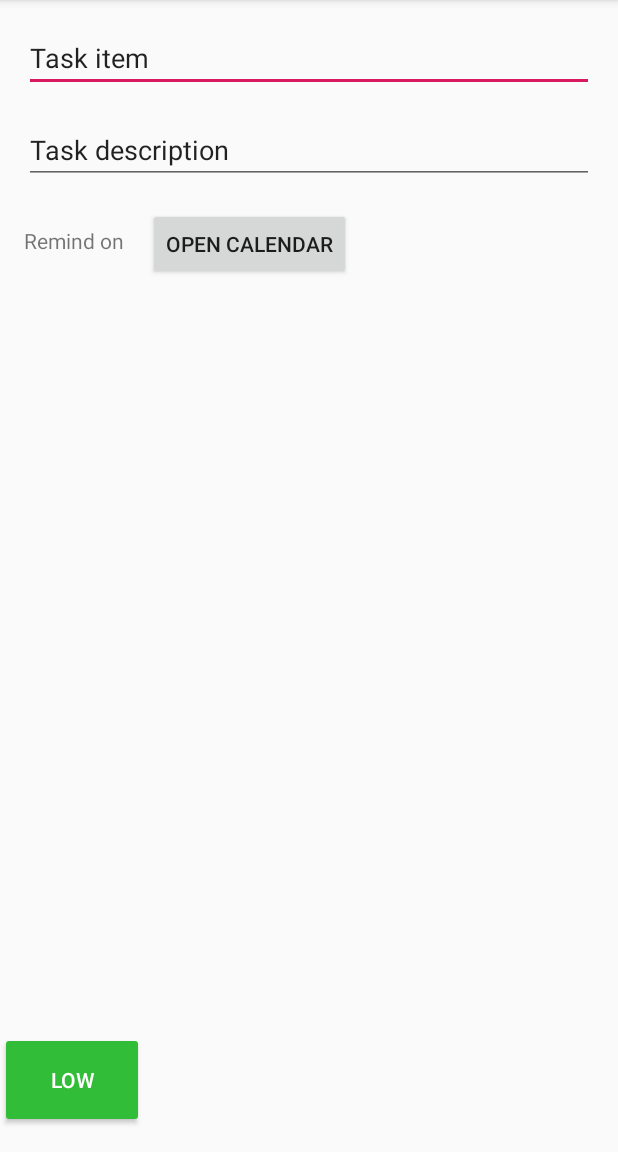
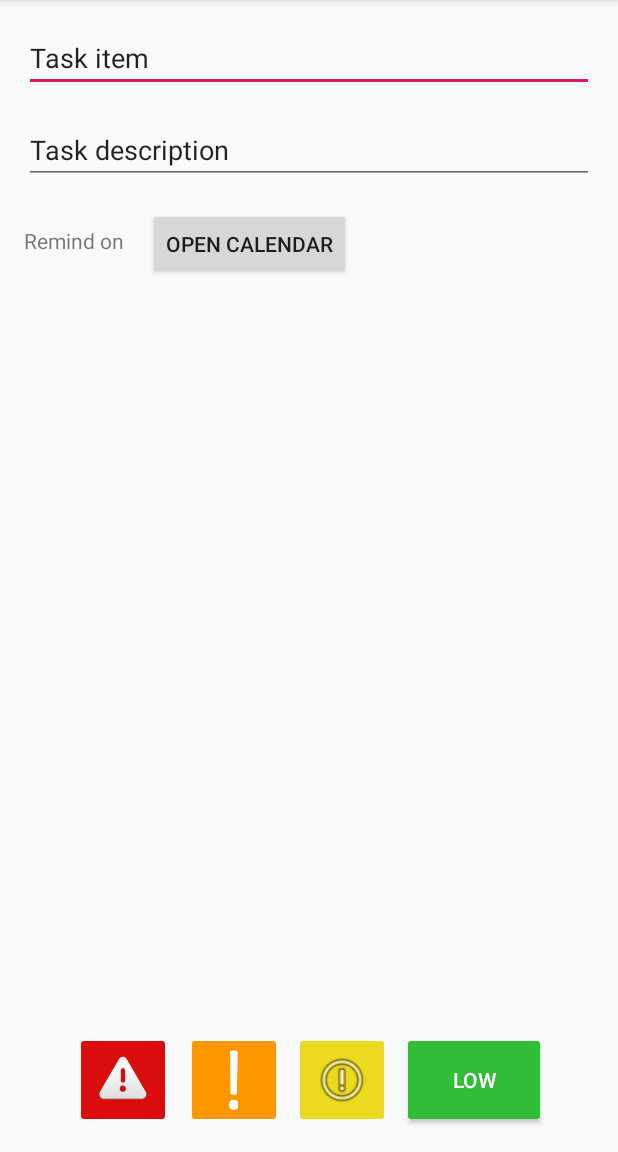
Before and after one commit to berkayersever/mobile-computing, an Android app: the screen it shows after launch (MainActivity), on a phone screen of 412 x 824 dp, the part 84-1236 px from its top. Run offline under Robolectric (Android 15) with nearby library versions, the phone set to English and light mode, and no system bars.

Commit message:
Minor changes in strings.xml

```diff
--- /dev/null
+++ b/layouts/app/src/main/res/layout-land/activity_main.xml
@@ -0,0 +1,150 @@
+<?xml version="1.0" encoding="utf-8"?>
+<LinearLayout xmlns:android="http://schemas.android.com/apk/res/android"
+    xmlns:app="http://schemas.android.com/apk/res-auto"
+    xmlns:tools="http://schemas.android.com/tools"
+    android:layout_width="fill_parent"
+    android:layout_height="fill_parent"
+    android:orientation="horizontal"
+    tools:context=".MainActivity">
+
+    <!--android:theme="@style/CriticalButton"-->
+    <!--android:text="Press me"-->
+
+    <LinearLayout
+        android:layout_width="120dp"
+        android:layout_height="match_parent"
+        android:layout_weight="1"
+        android:orientation="vertical">
+
+        <EditText
+            android:id="@+id/taskDescription"
+            android:layout_width="320dp"
+            android:layout_height="wrap_content"
+            android:layout_marginStart="16dp"
+            android:layout_marginLeft="16dp"
+            android:layout_marginTop="16dp"
+            android:layout_marginEnd="16dp"
+            android:layout_marginRight="16dp"
+            android:ems="10"
+            android:inputType="textPersonName"
+            android:text="Task description"
+            app:layout_constraintEnd_toEndOf="parent"
+            app:layout_constraintStart_toStartOf="parent"
+            app:layout_constraintTop_toBottomOf="@+id/taskItem"
+            android:hint="@string/task_item" tools:text="@string/task_item" />
+
+        <EditText
+            android:id="@+id/taskItem"
+            android:layout_width="320dp"
+            android:layout_height="wrap_content"
+            android:layout_marginStart="16dp"
+            android:layout_marginLeft="16dp"
+            android:layout_marginTop="16dp"
+            android:layout_marginEnd="16dp"
+            android:layout_marginRight="16dp"
+            android:ems="10"
+            android:inputType="textPersonName"
+            android:text="Task item"
+            app:layout_constraintEnd_toEndOf="parent"
+            app:layout_constraintHorizontal_bias="0.0"
+            app:layout_constraintStart_toStartOf="parent"
+            app:layout_constraintTop_toTopOf="parent" />
+
+    </LinearLayout>
+
+    <LinearLayout
+        android:layout_width="wrap_content"
+        android:layout_height="match_parent"
+        android:layout_weight="1"
+        android:orientation="vertical">
+
+        <LinearLayout
+            android:layout_width="match_parent"
+            android:layout_height="match_parent"
+            android:layout_weight="1"
+            android:orientation="horizontal">
+
+
+            <TextView
+                android:id="@+id/label"
+                android:layout_width="wrap_content"
+                android:layout_height="wrap_content"
+                android:layout_marginStart="16dp"
+                android:layout_marginLeft="16dp"
+                android:layout_marginTop="28dp"
+                android:text="Remind on" />
+
+            <Button
+                android:id="@+id/button"
+                android:layout_width="wrap_content"
+                android:layout_height="wrap_content"
+                android:layout_marginStart="16dp"
+                android:layout_marginLeft="16dp"
+                android:layout_marginTop="16dp"
+                android:text="Open Calendar"
+                app:layout_constraintStart_toEndOf="@+id/label"
+                app:layout_constraintTop_toBottomOf="@+id/taskDescription" />
+
+
+        </LinearLayout>
+
+
+        <ImageButton
+            android:id="@+id/criticalButton"
+            android:layout_width="64dp"
+            android:layout_height="64dp"
+            android:layout_marginStart="48dp"
+            android:layout_marginRight="8dp"
+            android:layout_marginBottom="16dp"
+            app:backgroundTint="@color/Critical"
+            app:layout_constraintBottom_toBottomOf="parent"
+            app:layout_constraintStart_toStartOf="parent"
+            app:srcCompat="@android:drawable/ic_dialog_alert" />
+
+        <ImageButton
+            android:id="@+id/highButton"
+            android:layout_width="64dp"
+            android:layout_height="64dp"
+            android:layout_marginEnd="8dp"
+            android:layout_marginRight="8dp"
+            android:layout_marginBottom="16dp"
+            app:backgroundTint="@color/High"
+            app:layout_constraintBottom_toBottomOf="parent"
+            app:layout_constraintEnd_toStartOf="@+id/mediumButton"
+            app:srcCompat="@mipmap/ic_exclamation_foreground" />
+
+        <ImageButton
+            android:id="@+id/mediumButton"
+            android:layout_width="64dp"
+            android:layout_height="64dp"
+            android:layout_marginEnd="8dp"
+            android:layout_marginRight="8dp"
+            android:layout_marginBottom="16dp"
+            android:rotation="180"
+            android:scaleType="fitCenter"
+            app:backgroundTint="@color/Medium"
+            app:layout_constraintBottom_toBottomOf="parent"
+            app:layout_constraintEnd_toStartOf="@+id/lowButton"
+            app:srcCompat="@android:drawable/ic_menu_info_details" />
+
+        <Button
+            android:id="@+id/lowButton"
+            android:layout_width="96dp"
+            android:layout_height="64dp"
+            android:layout_marginEnd="48dp"
+            android:layout_marginRight="48dp"
+            android:layout_marginBottom="16dp"
+            android:text="Low"
+            android:textColor="@color/White"
+            app:backgroundTint="@color/Low"
+            app:layout_constraintBottom_toBottomOf="parent"
+            app:layout_constraintEnd_toEndOf="parent" />
+
+
+    </LinearLayout>
+
+
+    <!--android:layout_width="wrap_content"-->
+    <!--android:layout_height="wrap_content"-->
+
+</LinearLayout>
--- a/layouts/app/src/main/res/layout/activity_main.xml
+++ b/layouts/app/src/main/res/layout/activity_main.xml
@@ -44,6 +44,7 @@
         android:inputType="textPersonName"
         android:text="Task item"
         app:layout_constraintEnd_toEndOf="parent"
+        app:layout_constraintHorizontal_bias="0.0"
         app:layout_constraintStart_toStartOf="parent"
         app:layout_constraintTop_toTopOf="parent" />
 
@@ -67,12 +68,15 @@
         android:id="@+id/criticalButton"
         android:layout_width="64dp"
         android:layout_height="64dp"
+        android:layout_marginStart="48dp"
+        android:layout_marginLeft="48dp"
         android:layout_marginEnd="8dp"
         android:layout_marginRight="8dp"
         android:layout_marginBottom="16dp"
         app:backgroundTint="@color/Critical"
         app:layout_constraintBottom_toBottomOf="parent"
         app:layout_constraintEnd_toStartOf="@+id/highButton"
+        app:layout_constraintStart_toStartOf="parent"
         app:srcCompat="@android:drawable/ic_dialog_alert" />
 
     <ImageButton
@@ -105,12 +109,14 @@
         android:id="@+id/lowButton"
         android:layout_width="96dp"
         android:layout_height="64dp"
+        android:layout_marginEnd="48dp"
+        android:layout_marginRight="48dp"
         android:layout_marginBottom="16dp"
         android:text="Low"
         android:textColor="@color/White"
         app:backgroundTint="@color/Low"
         app:layout_constraintBottom_toBottomOf="parent"
-        tools:layout_editor_absoluteX="269dp" />
+        app:layout_constraintEnd_toEndOf="parent" />
 
     <!--android:layout_width="wrap_content"-->
     <!--android:layout_height="wrap_content"-->
--- a/layouts/app/src/main/res/values/strings.xml
+++ b/layouts/app/src/main/res/values/strings.xml
@@ -1,3 +1,5 @@
 <resources>
     <string name="app_name">Layouts</string>
+    <string name="task_desc">"Task description"</string>
+    <string name="task_item">"Task item"</string>
 </resources>
```
